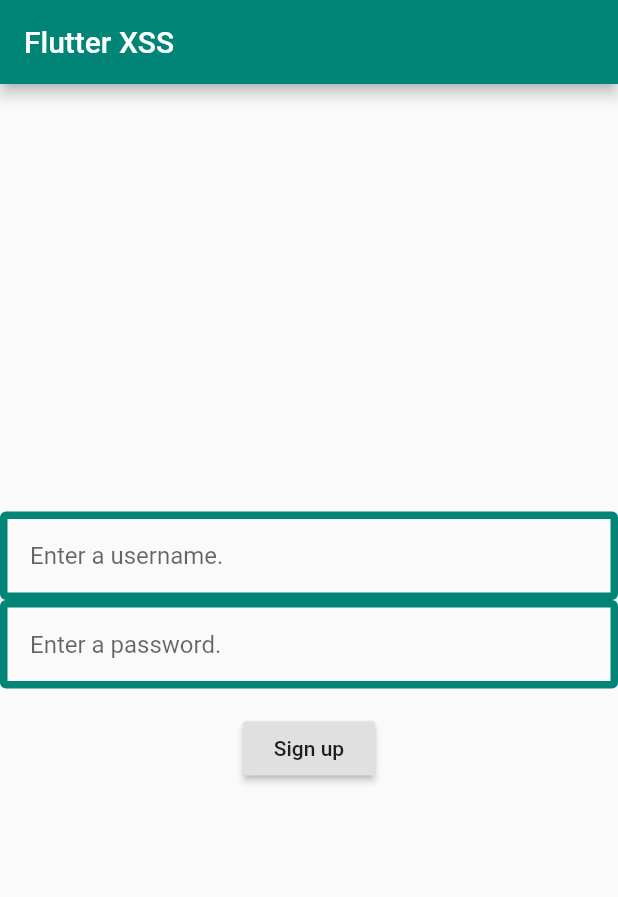
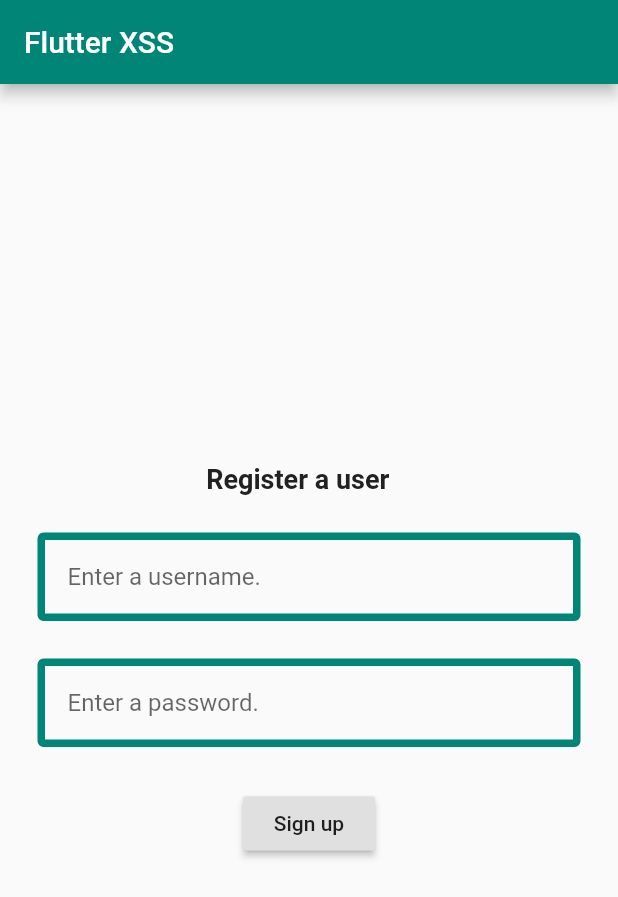
Before and after one commit to B3nac/InjuredAndroid, a Flutter app: the screen it shows after launch, on a phone screen of 412 x 824 dp. Shown: the top 897 px of the screen. Run offline on Flutter 3.47's test engine with Material 2 defaults, Android fonts, the phone set to English and light mode, and no system bars; our stand-ins replace shared_preferences; missing offline and left inert: flutter_webview_plugin.

Commit message:
Flag 14 progress

```diff
--- a/flutter_module/lib/main.dart
+++ b/flutter_module/lib/main.dart
@@ -49,12 +49,43 @@ class MyCustomFormState extends State<MyCustomForm> {
   @override
   Widget build(BuildContext context) {
     // Build a Form widget using the _formKey created above.
+
     return Form(
       key: _formKey,
+        child: Padding(
+        padding: EdgeInsets.only(
+        left: 25.0, right: 25.0, top: 2.0),
       child: Column(
         crossAxisAlignment: CrossAxisAlignment.center,
         mainAxisAlignment: MainAxisAlignment.center,
         children: <Widget>[
+          Flexible(
+            child: new Container(
+              padding: new EdgeInsets.only(right: 15.0),
+              child: new Text(
+                'Register a user',
+                overflow: TextOverflow.ellipsis,
+                style: new TextStyle(
+                  fontSize: 18.0,
+                  fontFamily: 'Roboto',
+                  color: new Color(0xFF212121),
+                  fontWeight: FontWeight.bold,
+                ),
+              ),
+            ),
+          ),
+          Padding(
+              padding: EdgeInsets.only(
+                  left: 25.0, right: 25.0, top: 25.0),
+              child: new Row(
+                mainAxisSize: MainAxisSize.max,
+                children: <Widget>[
+                  new Column(
+                    mainAxisAlignment: MainAxisAlignment.start,
+                    mainAxisSize: MainAxisSize.min,
+                  ),
+                ],
+              )),
           TextFormField(
             decoration: InputDecoration(
                 focusedBorder: OutlineInputBorder(
@@ -79,6 +110,18 @@ class MyCustomFormState extends State<MyCustomForm> {
               return null;
             },
           ),
+          Padding(
+              padding: EdgeInsets.only(
+                  left: 25.0, right: 25.0, top: 25.0),
+              child: new Row(
+                mainAxisSize: MainAxisSize.max,
+                children: <Widget>[
+                  new Column(
+                    mainAxisAlignment: MainAxisAlignment.start,
+                    mainAxisSize: MainAxisSize.min,
+                  ),
+                ],
+              )),
           TextFormField(
             decoration: InputDecoration(
                 focusedBorder: OutlineInputBorder(
@@ -98,7 +141,20 @@ class MyCustomFormState extends State<MyCustomForm> {
             },
           ),
           Padding(
-            padding: const EdgeInsets.symmetric(vertical: 16.0),
+              padding: EdgeInsets.only(
+                  left: 25.0, right: 25.0, top: 25.0),
+              child: new Row(
+                mainAxisSize: MainAxisSize.max,
+                children: <Widget>[
+                  new Column(
+                    mainAxisAlignment: MainAxisAlignment.start,
+                    mainAxisSize: MainAxisSize.min,
+                  ),
+                ],
+              )),
+          Padding(
+            padding: EdgeInsets.only(
+                left: 25.0, right: 25.0, top: 2.0),
             child: RaisedButton(
               onPressed: () {
                 // Validate returns true if the form is valid, or false
@@ -119,6 +175,6 @@ class MyCustomFormState extends State<MyCustomForm> {
           ),
         ],
       ),
-    );
+    ));
   }
 }
```
Also changed, not shown: flutter_module/lib/profile.dart (+14 -37 lines), 1 other file.
